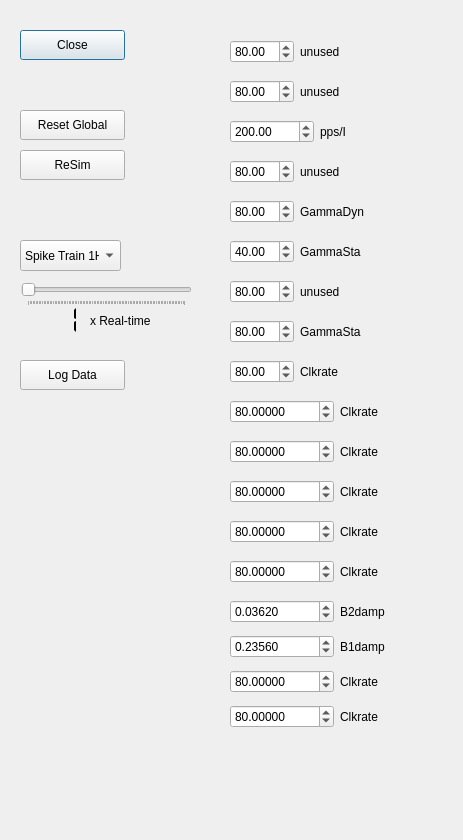
Old version of the form projects/spindle_neuron/spindle_neuron_pytester/Controls.ui in the repository wonjsohn/nerf-verilog.
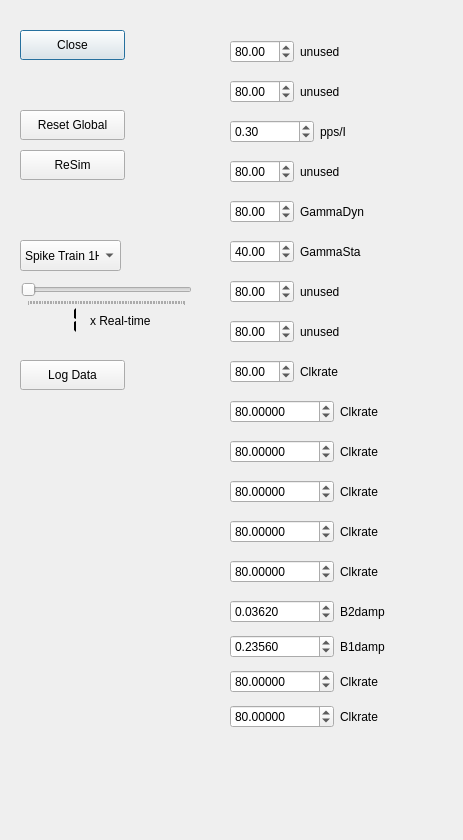
New version of the form.

Patch:
```diff
--- a/projects/spindle_neuron/spindle_neuron_pytester/Controls.ui
+++ b/projects/spindle_neuron/spindle_neuron_pytester/Controls.ui
@@ -656,7 +656,7 @@
        <double>1000000.000000000000000</double>
       </property>
       <property name="value">
-       <double>200.000000000000000</double>
+       <double>0.300000000000000</double>
       </property>
      </widget>
     </item>
@@ -791,7 +791,7 @@
     <item row="0" column="1">
      <widget class="QLabel" name="label_7">
       <property name="text">
-       <string>GammaSta</string>
+       <string>unused</string>
       </property>
      </widget>
     </item>
```
